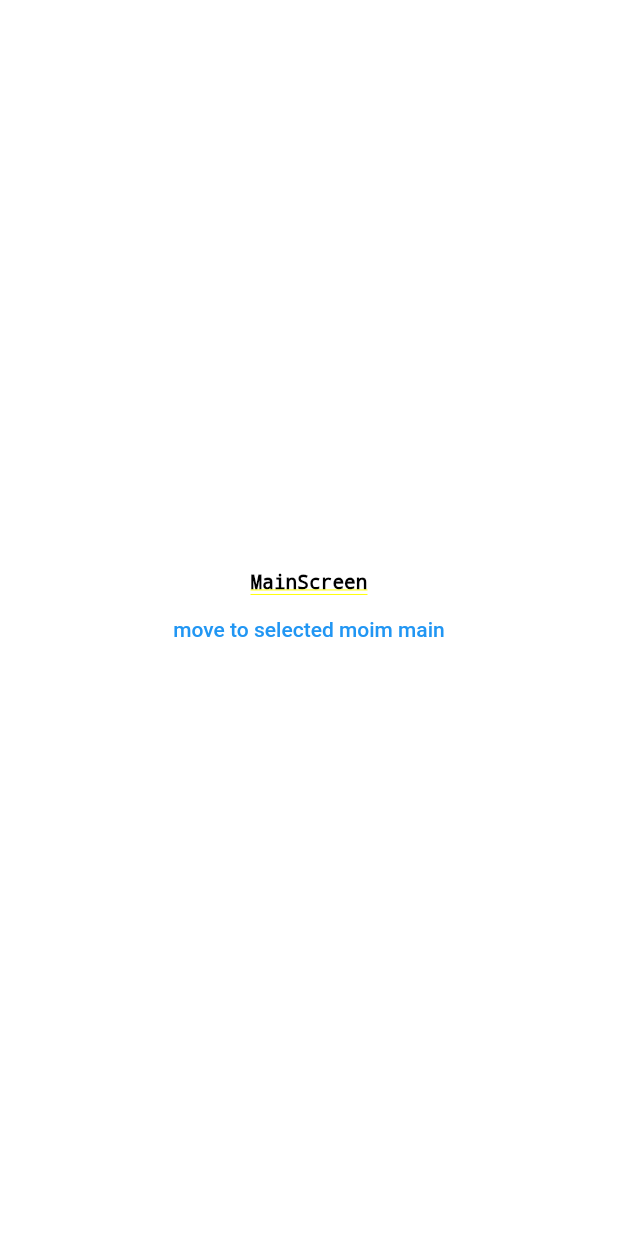
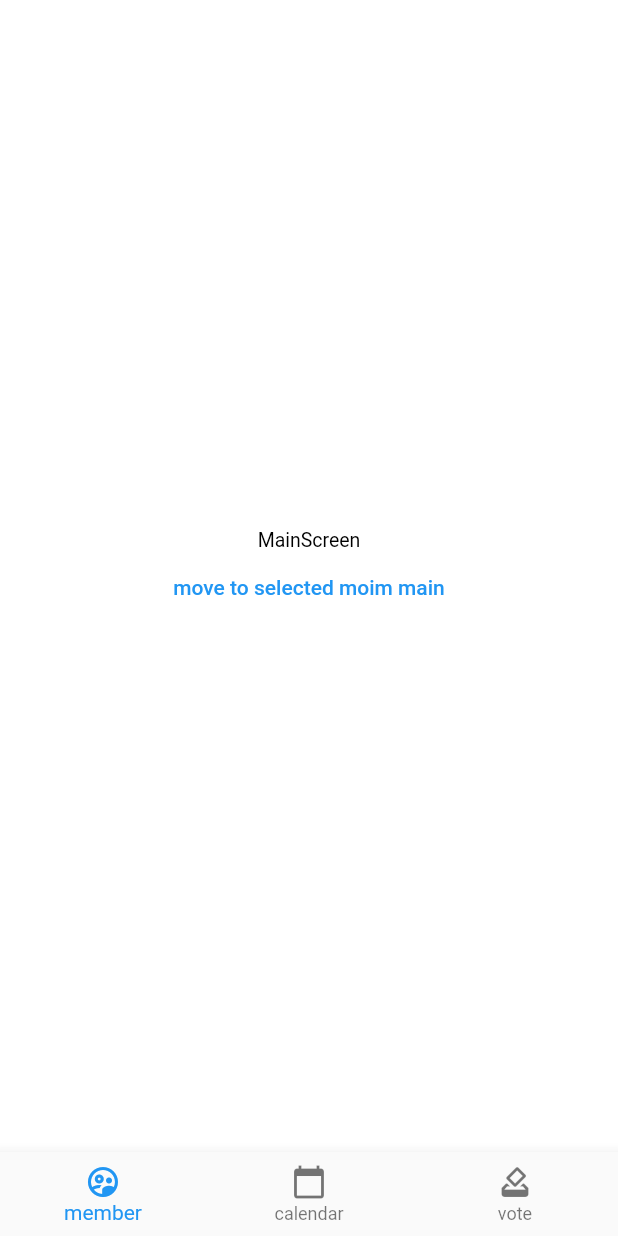
Before and after one commit to junsmust/moim_20201_v, a Flutter app: the screen it shows after launch, after a tap on "move to main", after a tap on "replace to main", on a phone screen of 412 x 824 dp. Run offline on Flutter 3.47's test engine with Material 2 defaults, Android fonts, the phone set to English and light mode, and no system bars.

Commit message:
screenType enum 생성 - 화면 등록시 screenType에 추가하고 extension getPageType() 매서드를 호출해야함 - routes에 앱 내에서 사용하는 스크린들 추가 완료

```diff
--- a/mobile/moim/moim/lib/main.dart
+++ b/mobile/moim/moim/lib/main.dart
@@ -1,9 +1,15 @@
 import 'package:flutter/material.dart';
+import 'package:moim/navigator/NavigatorManager.dart';
 import 'package:moim/screen/auth/ProfileRegisterScreen.dart';
 import 'package:moim/screen/auth/SigninScreen.dart';
 import 'package:moim/screen/auth/SignupScreen.dart';
 import 'package:moim/screen/loading/SplashScreen.dart';
 import 'package:moim/screen/main/MainScreen.dart';
+import 'package:moim/screen/main/calendar/CalendarScreen.dart';
+import 'package:moim/screen/main/member/MemberScreen.dart';
+import 'package:moim/screen/main/vote/VoteScreen.dart';
+import 'package:moim/screen/setting/AppSettingScreen.dart';
+import 'package:moim/screen/setting/MyPageScreen.dart';
 
 void main() {
   runApp(MyApp());
@@ -16,16 +22,17 @@ class MyApp extends StatelessWidget {
     return MaterialApp(
       home: SplashScreen(),
       routes: <String , WidgetBuilder> {
-        '/splash' : (BuildContext context) => SplashScreen() ,
-        '/auth/signIn'  : (BuildContext context) => SigninScreen() ,
-        '/auth/signup'  : (BuildContext context) => SignupScreen() ,
-        '/auth/registerProfile'  : (BuildContext context) => ProfileRegisterScreen() ,
-        '/main'  : (BuildContext context) => MainScreen() ,
-        '/main/memberMenu'  : (BuildContext context) => SplashScreen() ,
-        '/main/calendarMenu'  : (BuildContext context) => SplashScreen() ,
-        '/main/voteMenu'  : (BuildContext context) => SplashScreen() ,
-        '/main/setting'  : (BuildContext context) => SplashScreen() ,
-        '/main/myPage'  : (BuildContext context) => SplashScreen() ,
+        ScreenType.spash.getPageType()            : (BuildContext context) => SplashScreen() ,
+        ScreenType.signIn.getPageType()           : (BuildContext context) => SigninScreen() ,
+        ScreenType.signUp.getPageType()           : (BuildContext context) => SignupScreen() ,
+        ScreenType.registerProfile.getPageType()  : (BuildContext context) => ProfileRegisterScreen() ,
+        ScreenType.mainMoim.getPageType()         : (BuildContext context) => MainScreen() ,
+        ScreenType.tabMember.getPageType()        : (BuildContext context) => MemberScreen() ,
+        ScreenType.tabCalendar.getPageType()      : (BuildContext context) => CalendarScreen() ,
+        ScreenType.tabVote.getPageType()          : (BuildContext context) => VoteScreen() ,
+        ScreenType.appSetting.getPageType()       : (BuildContext context) => AppSettingScreen() ,
+        ScreenType.myPage.getPageType()           : (BuildContext context) => MyPageScreen() ,
+
       },
     );
   }
--- a/mobile/moim/moim/lib/navigator/NavigatorManager.dart
+++ b/mobile/moim/moim/lib/navigator/NavigatorManager.dart
@@ -5,6 +5,61 @@ enum NavigatorType {
   replacement ,
   popToPage ,
   pop
+}
+enum ScreenType {
+  spash ,
+  signIn ,
+  signUp ,
+  registerProfile ,
+  mainMoimList ,
+  mainMoim ,
+  tabMember ,
+  tabCalendar ,
+  tabVote ,
+  tabMemberInvitation ,
+  tabVoteCreate ,
+  tabVoteDetail ,
+  tabCalendarDetail ,
+  tabCalendarRegister ,
+  appSetting ,
+  myPage
+}
+
+extension StringOnScreenType on ScreenType {
+  String getPageType() {
+    switch (this) {
+      case ScreenType.spash:
+        return "/splash";
+      case ScreenType.signIn:
+        return '/auth/signIn';
+      case ScreenType.signUp:
+        return '/auth/signup';
+      case ScreenType.registerProfile:
+        return '/auth/registerProfile';
+      case ScreenType.mainMoim:
+        return '/main';
+      case ScreenType.tabMember:
+        return '/main/memberMenu';
+      case ScreenType.tabCalendar:
+        return '/main/calendarMenu';
+      case ScreenType.tabVote:
+        return '/main/voteMenu';
+      case ScreenType.tabMemberInvitation:
+        return 'main/memberMenu/invitation';
+      case ScreenType.tabCalendarDetail:
+        return 'main/calendarMenu/detail';
+      case ScreenType.tabCalendarRegister:
+        return 'main/calendarMenu/register';
+      case ScreenType.tabVoteCreate:
+        return 'main/voteMenu/create';
+      case ScreenType.tabVoteDetail:
+        return 'main/voteMenu/detail';
+      case ScreenType.appSetting:
+        return 'app/setting';
+      case ScreenType.myPage:
+        return 'app/myPage';
+    }
+  }
 }
 class NavigatorManager {
 
--- a/mobile/moim/moim/lib/screen/main/MainScreen.dart
+++ b/mobile/moim/moim/lib/screen/main/MainScreen.dart
@@ -7,9 +7,12 @@ class MainScreen extends StatefulWidget {
 }
 
 class _MainScreenState extends State<MainScreen> {
+  var _currentIndex = 0;
+
   @override
   Widget build(BuildContext context) {
-    return Container(
+    return Scaffold(
+      body: Container(
         color: Colors.white,
         child: Center(
             child: Column(
@@ -21,6 +24,19 @@ class _MainScreenState extends State<MainScreen> {
               ],
             )
         ),
+      ),
+      bottomNavigationBar: BottomNavigationBar(
+        currentIndex: this._currentIndex ,
+        onTap: (index) {setState(() {
+              this._currentIndex = index;
+          });
+        },
+        items: [
+          BottomNavigationBarItem(icon: Icon(Icons.supervised_user_circle_outlined) , label: "member") ,
+          BottomNavigationBarItem(icon: Icon(Icons.calendar_today) , label: "calendar") ,
+          BottomNavigationBarItem(icon: Icon(Icons.how_to_vote) , label: "vote")
+        ],
+      ),
     );
   }
 }
```
Also changed, not shown: mobile/moim/moim/lib/screen/main/calendar/CalendarDetailScreen.dart (+13 -0 lines), mobile/moim/moim/lib/screen/main/calendar/CalendarRegisterScreen.dart (+13 -0 lines), mobile/moim/moim/lib/screen/main/calendar/CalendarScreen.dart (+13 -0 lines), mobile/moim/moim/lib/screen/main/member/MemberInvitationScreen.dart (+13 -0 lines), mobile/moim/moim/lib/screen/main/member/MemberScreen.dart (+13 -0 lines), mobile/moim/moim/lib/screen/main/vote/VoteCreateScreen.dart (added, +13 -0 lines), mobile/moim/moim/lib/screen/main/vote/VoteDetailScreen.dart (+13 -0 lines), mobile/moim/moim/lib/screen/main/vote/VoteScreen.dart (+13 -0 lines), mobile/moim/moim/lib/screen/setting/AppSettingScreen.dart (+13 -0 lines), mobile/moim/moim/lib/screen/setting/MyPageScreen.dart (+13 -0 lines). Lines whose indentation alone changed are shown as unchanged.
